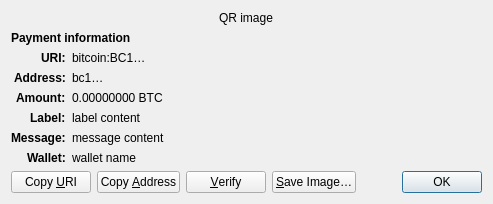
bitkini/bitkini, file src/qt/forms/receiverequestdialog.ui: the form before one commit.
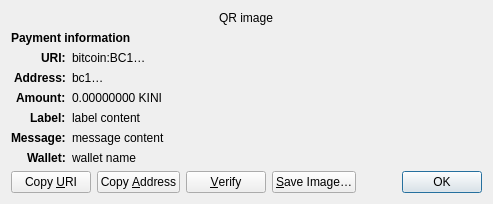
The form after the commit. Custom widgets are drawn as their Qt base class.

What changed in the file:
```diff
--- a/src/qt/forms/receiverequestdialog.ui
+++ b/src/qt/forms/receiverequestdialog.ui
@@ -126,7 +126,7 @@
    <item row="4" column="1" alignment="Qt::AlignTop">
     <widget class="QLabel" name="amount_content">
      <property name="text">
-      <string notr="true">0.00000000 BTC</string>
+      <string notr="true">0.00000000 KINI</string>
      </property>
      <property name="textFormat">
       <enum>Qt::PlainText</enum>
```
